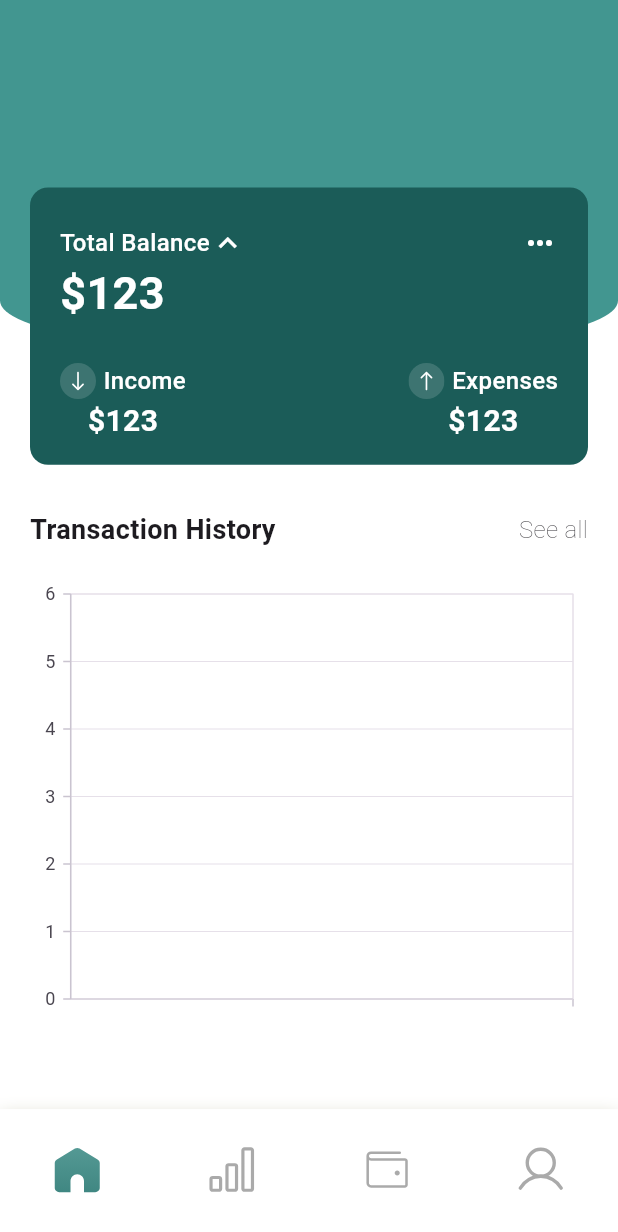
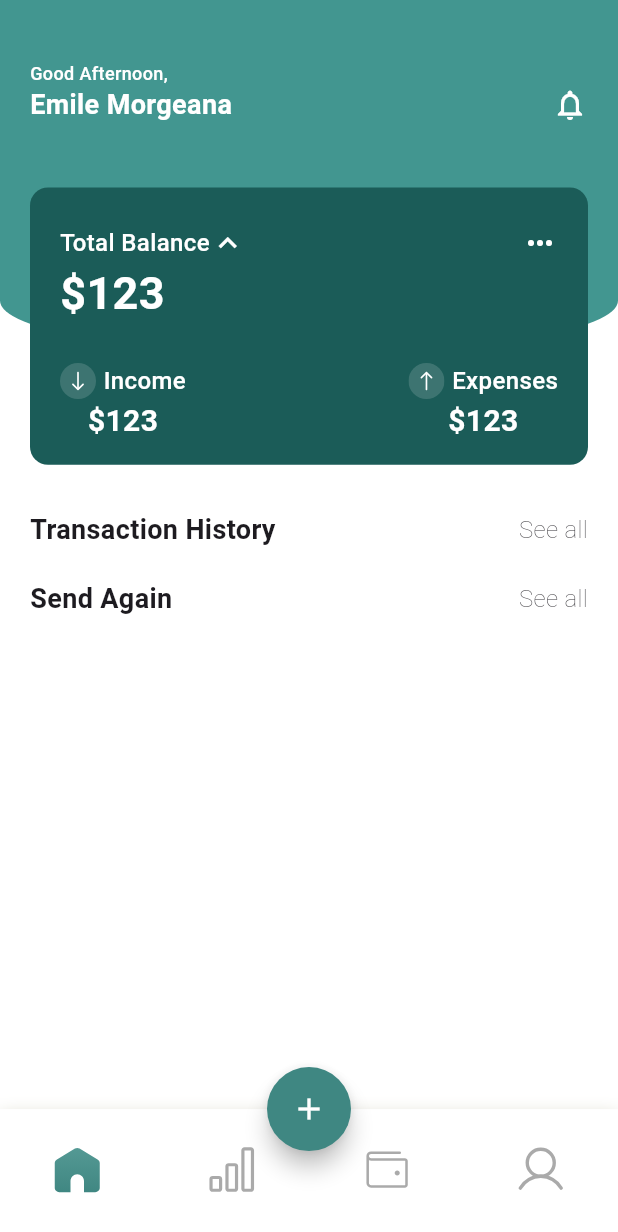
Before and after one commit to Aakanksha507/Income-Expenses-Tracker-App, a Flutter app: the Homepage screen opened by its route, on a phone screen of 412 x 824 dp. Shown: the top 1232 px of the screen. Run offline on Flutter 3.47's test engine with Material 3 defaults, Android fonts, the phone set to English and light mode, and no system bars; our stand-ins replace firebase_core, flutter_riverpod, flutter_screenutil, flutter_svg, go_router, shared_preferences and 1 more; accounts and stored records are empty.

```diff
--- a/lib/config/route/path.dart
+++ b/lib/config/route/path.dart
@@ -1,5 +1,8 @@
 class Path {
-  static const  splash = '/splash';
-  static const  onBoarding = '/onBoarding';
+  static const splash = '/splash';
+  static const onBoarding = '/onBoarding';
   static const homepage = '/homepage';
+  static const addexpense = '/addexpenses';
+  static const statistics = '/statistics';
+  static const profile = '/profile';
 }
--- a/lib/config/route/route.dart
+++ b/lib/config/route/route.dart
@@ -1,8 +1,11 @@
 import 'package:go_router/go_router.dart';
 import 'package:incomeexpensestracker/config/route/path.dart';
+import 'package:incomeexpensestracker/features/auth/presentation/pages/homepage/add_expense.dart';
 import 'package:incomeexpensestracker/features/auth/presentation/pages/homepage/homepage.dart';
 import 'package:incomeexpensestracker/features/auth/presentation/pages/onboarding/onboarding.dart';
+import 'package:incomeexpensestracker/features/auth/presentation/pages/profile/profile.dart';
 import 'package:incomeexpensestracker/features/auth/presentation/pages/splash/splash_page.dart';
+import 'package:incomeexpensestracker/features/auth/presentation/pages/statistics/statistics.dart';
 
 final GoRouter router = GoRouter(
   initialLocation: Path.splash,
@@ -13,5 +16,17 @@ final GoRouter router = GoRouter(
       builder: (context, state) => const Onboarding(),
     ),
     GoRoute(path: Path.homepage, builder: (context, state) => const Homepage()),
+    GoRoute(
+      path: Path.addexpense,
+      builder: (context, state) => const AddExpense(),
+    ),
+      GoRoute(
+      path: Path.statistics,
+      builder: (context, state) => const Statistics(),
+    ),
+       GoRoute(
+      path: Path.profile,
+      builder: (context, state) => const Profile(),
+    ),
   ],
 );
--- a/lib/config/theme/theme.dart
+++ b/lib/config/theme/theme.dart
@@ -8,6 +8,7 @@ class AppTheme {
       primaryColor: Color(0xff429690),
       cardColor: Color(0xff1B5C58),
       textTheme: TextTheme(
+        titleSmall: TextStyle(color: Colors.grey),
         displayMedium: TextStyle(color: Colors.white),
         displaySmall: TextStyle(color: Colors.black),
         bodyLarge: TextStyle(color: Color(0xff3F8782)),
@@ -16,6 +17,11 @@ class AppTheme {
         buttonColor: Color(0xff3F8782),
         splashColor: Color(0xff69AEA9),
       ),
+      floatingActionButtonTheme: FloatingActionButtonThemeData(
+        backgroundColor: Color(0xff3F8782),
+        splashColor: Color(0xff69AEA9),
+      ),
+      cardTheme: CardThemeData(color: Colors.white),
       iconTheme: IconThemeData(color: Colors.white),
       navigationBarTheme: NavigationBarThemeData(backgroundColor: Colors.white),
     );
--- a/lib/features/auth/presentation/pages/homepage/homepage.dart
+++ b/lib/features/auth/presentation/pages/homepage/homepage.dart
@@ -1,23 +1,24 @@
 import 'package:flutter/material.dart';
+import 'package:go_router/go_router.dart';
+import 'package:incomeexpensestracker/config/route/path.dart';
 import 'package:incomeexpensestracker/features/auth/presentation/widget/appbarheader.dart';
 import 'package:incomeexpensestracker/features/auth/presentation/widget/creditcard_widget.dart';
 import 'package:incomeexpensestracker/features/auth/presentation/widget/custom_navigation_bar.dart';
 import 'package:incomeexpensestracker/features/auth/presentation/widget/text_widget.dart';
-import 'package:syncfusion_flutter_charts/charts.dart';
 
-class ChartData {
-  ChartData(this.x, this.y);
-  final String x;
-  final double y;
-}
+// class ChartData {
+//   ChartData(this.x, this.y);
+//   final String x;
+//   final double y;
+// }
 
-List<ChartData> _chartData = [
-  ChartData('Jan', 35),
-  ChartData('Feb', 28),
-  ChartData('Mar', 34),
-  ChartData('Apr', 32),
-  ChartData('May', 40),
-];
+// List<ChartData> _chartData = [
+//   ChartData('Jan', 35),
+//   ChartData('Feb', 28),
+//   ChartData('Mar', 34),
+//   ChartData('Apr', 32),
+//   ChartData('May', 40),
+// ];
 
 class Homepage extends StatelessWidget {
   const Homepage({super.key});
@@ -30,7 +31,38 @@ class Homepage extends StatelessWidget {
       backgroundColor: theme.scaffoldBackgroundColor,
       body: Stack(
         children: [
-          AppBarHeader(),
+          AppBarHeader(
+            dynamicWidget: Padding(
+              padding: const EdgeInsets.only(right: 20.0, left: 20, top: 40),
+              child: Column(
+                crossAxisAlignment: CrossAxisAlignment.start,
+                children: [
+                  TextWidget(
+                    text: 'Good Afternoon,',
+                    style: TextStyle(
+                      color: theme.textTheme.displayMedium!.color,
+                      fontWeight: FontWeight.w500,
+                      fontSize: 12,
+                    ),
+                  ),
+                  Row(
+                    mainAxisAlignment: MainAxisAlignment.spaceBetween,
+                    children: [
+                      TextWidget(
+                        text: 'Emile Morgeana',
+                        style: TextStyle(
+                          color: theme.textTheme.displayMedium!.color,
+                          fontWeight: FontWeight.w600,
+                          fontSize: 18,
+                        ),
+                      ),
+                      Icon(Icons.notifications_none_outlined),
+                    ],
+                  ),
+                ],
+              ),
+            ),
+          ),
           Padding(
             padding: EdgeInsetsGeometry.only(top: 105),
             child: CreditcardWidget(),
@@ -59,12 +91,43 @@ class Homepage extends StatelessWidget {
                   ],
                 ),
                 SizedBox(height: 20),
-                SfCartesianChart(primaryXAxis: CategoryAxis()),
+                // SfCartesianChart(primaryXAxis: CategoryAxis()),
+                Row(
+                  mainAxisAlignment: MainAxisAlignment.spaceBetween,
+                  children: [
+                    TextWidget(
+                      text: 'Send Again',
+                      style: TextStyle(
+                        fontSize: 18,
+                        fontWeight: FontWeight.bold,
+                      ),
+                    ),
+                    TextWidget(
+                      text: 'See all',
+                      style: TextStyle(
+                        fontSize: 16,
+                        fontWeight: FontWeight.w100,
+                      ),
+                    ),
+                  ],
+                ),
               ],
             ),
           ),
         ],
       ),
+      extendBody: true,
+      floatingActionButton: FloatingActionButton(
+        shape: CircleBorder(),
+        splashColor: theme.floatingActionButtonTheme.splashColor,
+        backgroundColor: theme.floatingActionButtonTheme.backgroundColor,
+
+        onPressed: () {
+          context.go(Path.addexpense);
+        },
+        child: Icon(Icons.add, color: Colors.white),
+      ),
+      floatingActionButtonLocation: FloatingActionButtonLocation.centerDocked,
       bottomNavigationBar: CustomNavigationBar(),
     );
   }
--- /dev/null
+++ b/lib/features/auth/presentation/provider/navigation_provider.dart
@@ -0,0 +1,3 @@
+import 'package:flutter_riverpod/flutter_riverpod.dart';
+
+final navigationIndexProvider = StateProvider<int>((ref) => 0);
--- a/lib/features/auth/presentation/widget/custom_navigation_bar.dart
+++ b/lib/features/auth/presentation/widget/custom_navigation_bar.dart
@@ -1,19 +1,23 @@
 import 'package:flutter/material.dart';
+import 'package:flutter_riverpod/flutter_riverpod.dart';
 import 'package:flutter_screenutil/flutter_screenutil.dart';
 import 'package:flutter_svg/flutter_svg.dart';
+import 'package:go_router/go_router.dart';
+import 'package:incomeexpensestracker/config/route/path.dart';
+import 'package:incomeexpensestracker/features/auth/presentation/provider/navigation_provider.dart';
 
-class CustomNavigationBar extends StatefulWidget {
+class CustomNavigationBar extends ConsumerStatefulWidget {
   const CustomNavigationBar({super.key});
 
   @override
-  State<CustomNavigationBar> createState() => _CustomNavigationBarState();
+  ConsumerState<CustomNavigationBar> createState() =>
+      _CustomNavigationBarState();
 }
 
-class _CustomNavigationBarState extends State<CustomNavigationBar> {
-  int _selectedIndex = 0;
-
+class _CustomNavigationBarState extends ConsumerState<CustomNavigationBar> {
   @override
   Widget build(BuildContext context) {
+    final selectedIndex = ref.read(navigationIndexProvider);
     final theme = Theme.of(context);
 
     return Container(
@@ -32,11 +36,19 @@ class _CustomNavigationBarState extends State<CustomNavigationBar> {
         child: NavigationBar(
           backgroundColor: Colors.white,
           height: 92.h,
-          selectedIndex: _selectedIndex,
+          selectedIndex: selectedIndex,
           onDestinationSelected: (int index) {
-            setState(() {
-              _selectedIndex = index;
-            });
+            ref.read(navigationIndexProvider.notifier).state = index;
+            switch (index) {
+              case 0:
+                context.go(Path.homepage);
+              case 1:
+                context.go(Path.statistics);
+              case 2:
+                context.go(Path.homepage);
+              case 3:
+                context.go(Path.profile);
+            }
           },
           indicatorColor: Colors.transparent,
           labelTextStyle: WidgetStateTextStyle.resolveWith((states) {
```
Also changed, not shown: lib/features/auth/presentation/pages/homepage/add_expense.dart (added, +117 -0 lines), lib/features/auth/presentation/pages/profile/profile.dart (added, +159 -0 lines), lib/features/auth/presentation/pages/statistics/statistics.dart (added, +102 -0 lines), lib/features/auth/presentation/widget/custom_snack_bar.dart (added, +20 -0 lines), lib/features/auth/presentation/widget/text_form_widget.dart (added, +89 -0 lines), lib/features/auth/presentation/widget/time_selected_button.dart (added, +62 -0 lines), assets/images/sync.svg (added), 4 other files.
